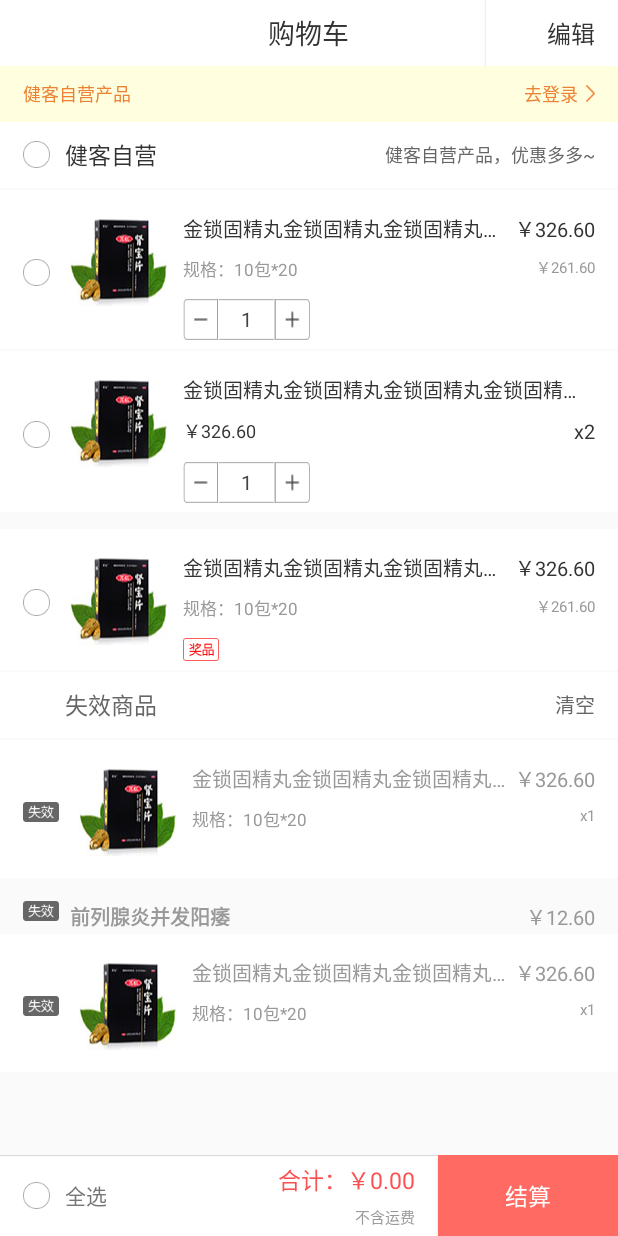
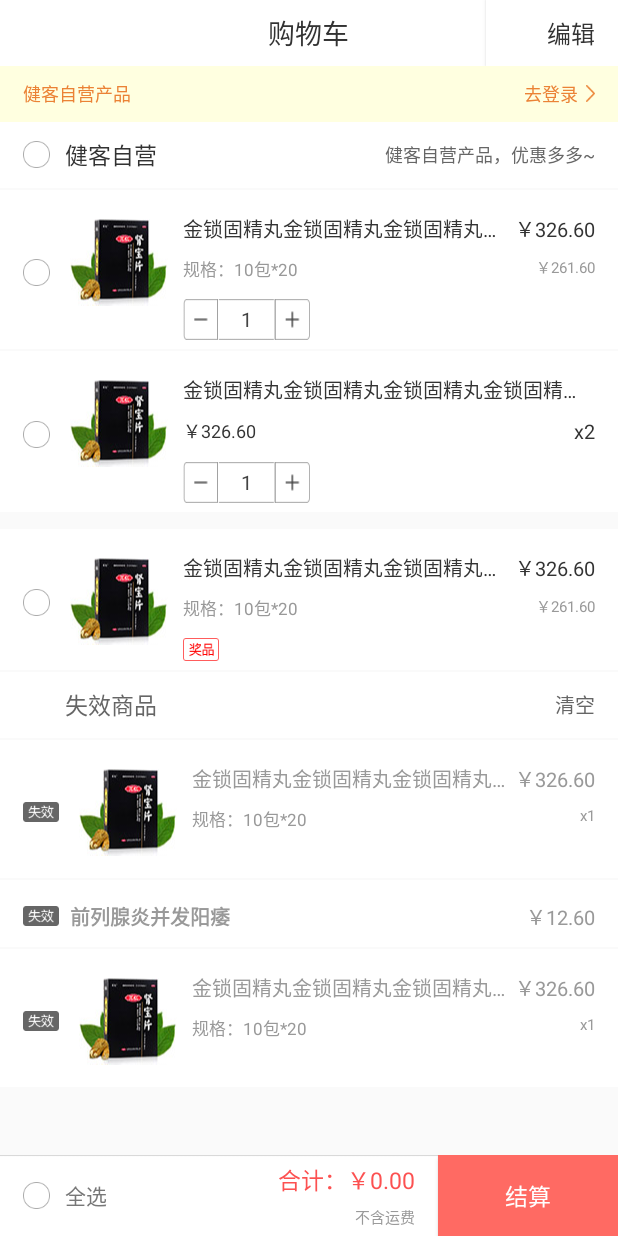
Before and after one commit to leibing8912/JkShoppingCart, an Android app: the screen it shows after launch (ShoppingCartActivity), on a phone screen of 412 x 824 dp. Run offline under Robolectric (Android 15) with nearby library versions, the phone set to English and light mode, and no system bars; our stand-ins replace ButterKnife.

Commit message:
Update_improve ui

```diff
--- a/app/src/main/res/layout/item_child_group_invalid.xml
+++ b/app/src/main/res/layout/item_child_group_invalid.xml
@@ -4,16 +4,19 @@
     android:layout_width="match_parent"
     android:layout_height="match_parent"
     android:paddingRight="15dp"
-    android:paddingTop="14dp">
-    <RelativeLayout
-        android:layout_width="wrap_content"
-        android:layout_height="wrap_content">
+    android:paddingTop="14dp"
+    android:orientation="vertical"
+    android:background="@color/color_white">
+    <LinearLayout
+        android:layout_width="match_parent"
+        android:layout_height="wrap_content"
+        android:orientation="horizontal"
+        android:gravity="center_vertical">
     <!-- 失效标志 -->
     <ImageView
         android:id="@+id/iv_invalid_id"
         android:layout_width="24dp"
         android:layout_height="13dp"
-        android:layout_alignParentLeft="true"
         android:layout_marginLeft="15dp"
         android:scaleType="fitXY"
         android:src="@drawable/shoppingcart_new_failure" />
@@ -26,18 +29,19 @@
         android:paddingLeft="7dp"
         android:textStyle="bold"
         android:text="前列腺炎并发阳痿"
-        android:layout_toRightOf="@+id/iv_invalid_id"
+        android:singleLine="true"
+        android:maxWidth="250dp"
         android:textColor="@color/text_color_common_lighted"/>
     <!-- 价格 -->
     <TextView
         android:id="@+id/tv_invalid_price"
-        android:layout_width="wrap_content"
+        android:layout_width="match_parent"
         android:layout_height="wrap_content"
         android:textSize="13sp"
         android:text="￥12.60"
-        android:layout_alignParentRight="true"
+        android:gravity="right"
         android:textColor="@color/text_color_common_lighted" />
-    </RelativeLayout>
+    </LinearLayout>
     <!-- 组合单项失效商品容器 -->
     <LinearLayout
         android:id="@+id/ly_child_group_invalid_container"
```
